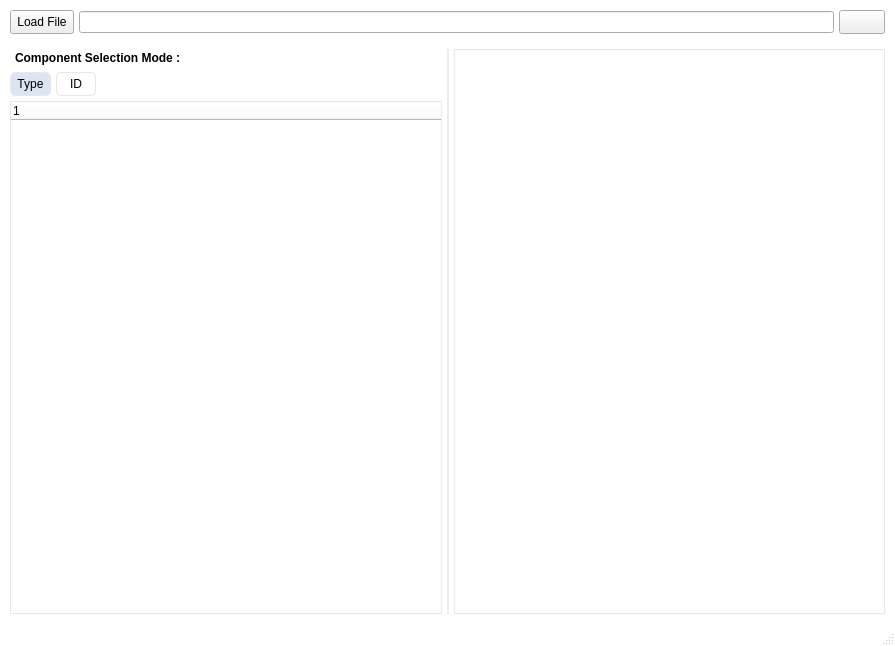
Above: src/Views/QtDesigner/main_window.ui from Yuwen0810/sd-spi-component-visualization before the change. Below: the same form after it.
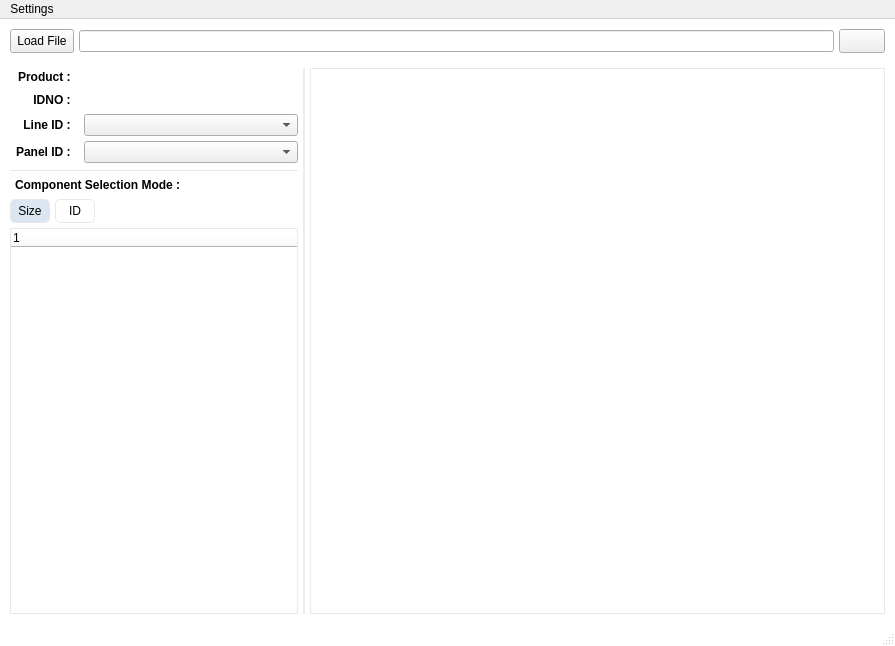
That is the form after the change. Icons and pictures are not drawn. Custom widgets are drawn as their Qt base class.

Commit message: Enhance SPI Component Visualization with new configurations and logging

The edit to the form file:
```diff
--- a/src/Views/QtDesigner/main_window.ui
+++ b/src/Views/QtDesigner/main_window.ui
@@ -189,7 +189,7 @@
          <property name="frameShadow">
           <enum>QFrame::Raised</enum>
          </property>
-         <layout class="QGridLayout" name="gridLayout_3">
+         <layout class="QGridLayout" name="gridLayout_9">
           <property name="leftMargin">
            <number>5</number>
           </property>
@@ -202,10 +202,7 @@
           <property name="bottomMargin">
            <number>5</number>
           </property>
-          <property name="horizontalSpacing">
-           <number>10</number>
-          </property>
-          <property name="verticalSpacing">
+          <property name="spacing">
            <number>5</number>
           </property>
           <item row="0" column="0">
@@ -223,6 +220,12 @@
              <number>2</number>
             </property>
             <widget class="QFrame" name="frame_4">
+             <property name="sizePolicy">
+              <sizepolicy hsizetype="Preferred" vsizetype="Preferred">
+               <horstretch>1</horstretch>
+               <verstretch>0</verstretch>
+              </sizepolicy>
+             </property>
              <property name="frameShape">
               <enum>QFrame::NoFrame</enum>
              </property>
@@ -245,18 +248,154 @@
               <property name="spacing">
                <number>5</number>
               </property>
-              <item row="0" column="0">
-               <widget class="QLabel" name="label">
+              <item row="1" column="0">
+               <widget class="QFrame" name="frame_6">
                 <property name="styleSheet">
-                 <string notr="true">font-weight: bold;
-padding: 2px;</string>
+                 <string notr="true">.QPushButton:checked {
+    background-color: #dce6f2;
+}
+.QPushButton {
+    border: 1px solid #e8e8e8;
+    border-radius: 5px;
+	padding: 4px 6px;
+}
+
+.QPushButton:hover {
+    background-color: #f0f0f0;
+}
+
+</string>
                 </property>
-                <property name="text">
-                 <string>Component Selection Mode : </string>
+                <property name="frameShape">
+                 <enum>QFrame::NoFrame</enum>
                 </property>
+                <property name="frameShadow">
+                 <enum>QFrame::Raised</enum>
+                </property>
+                <layout class="QGridLayout" name="gridLayout_10">
+                 <property name="leftMargin">
+                  <number>0</number>
+                 </property>
+                 <property name="topMargin">
+                  <number>0</number>
+                 </property>
+                 <property name="rightMargin">
+                  <number>0</number>
+                 </property>
+                 <property name="bottomMargin">
+                  <number>0</number>
+                 </property>
+                 <property name="spacing">
+                  <number>5</number>
+                 </property>
+                 <item row="2" column="0">
+                  <widget class="QLabel" name="labelTextLinId">
+                   <property name="styleSheet">
+                    <string notr="true">font-weight: bold;
+padding: 2px;</string>
+                   </property>
+                   <property name="text">
+                    <string>Line ID : </string>
+                   </property>
+                   <property name="alignment">
+                    <set>Qt::AlignRight|Qt::AlignTrailing|Qt::AlignVCenter</set>
+                   </property>
+                  </widget>
+                 </item>
+                 <item row="2" column="1">
+                  <widget class="QComboBox" name="comboBoxLineId">
+                   <property name="sizePolicy">
+                    <sizepolicy hsizetype="Expanding" vsizetype="Fixed">
+                     <horstretch>0</horstretch>
+                     <verstretch>0</verstretch>
+                    </sizepolicy>
+                   </property>
+                  </widget>
+                 </item>
+                 <item row="3" column="0">
+                  <widget class="QLabel" name="labelTextPanelId">
+                   <property name="styleSheet">
+                    <string notr="true">font-weight: bold;
+padding: 2px;</string>
+                   </property>
+                   <property name="text">
+                    <string>Panel ID : </string>
+                   </property>
+                   <property name="alignment">
+                    <set>Qt::AlignRight|Qt::AlignTrailing|Qt::AlignVCenter</set>
+                   </property>
+                  </widget>
+                 </item>
+                 <item row="3" column="1">
+                  <widget class="QComboBox" name="comboBoxPanelId">
+                   <property name="sizePolicy">
+                    <sizepolicy hsizetype="Expanding" vsizetype="Fixed">
+                     <horstretch>0</horstretch>
+                     <verstretch>0</verstretch>
+                    </sizepolicy>
+                   </property>
+                  </widget>
+                 </item>
+                 <item row="1" column="0">
+                  <widget class="QLabel" name="labelIdno_2">
+                   <property name="styleSheet">
+                    <string notr="true">font-weight: bold;
+padding: 2px;</string>
+                   </property>
+                   <property name="text">
+                    <string>IDNO : </string>
+                   </property>
+                   <property name="alignment">
+                    <set>Qt::AlignRight|Qt::AlignTrailing|Qt::AlignVCenter</set>
+                   </property>
+                  </widget>
+                 </item>
+                 <item row="1" column="1">
+                  <widget class="QLabel" name="labelIdno">
+                   <property name="styleSheet">
+                    <string notr="true">font-weight: bold;
+padding: 2px;</string>
+                   </property>
+                   <property name="text">
+                    <string/>
+                   </property>
+                   <property name="alignment">
+                    <set>Qt::AlignLeading|Qt::AlignLeft|Qt::AlignVCenter</set>
+                   </property>
+                  </widget>
+                 </item>
+                 <item row="0" column="0">
+                  <widget class="QLabel" name="labelTextProduct">
+                   <property name="styleSheet">
+                    <string notr="true">font-weight: bold;
+padding: 2px;</string>
+                   </property>
+                   <property name="text">
+                    <string>Product : </string>
+                   </property>
+                   <property name="alignment">
+                    <set>Qt::AlignRight|Qt::AlignTrailing|Qt::AlignVCenter</set>
+                   </property>
+                  </widget>
+                 </item>
+                 <item row="0" column="1">
+                  <widget class="QLabel" name="labelProduct">
+                   <property name="styleSheet">
+                    <string notr="true">font-weight: bold;
+padding: 2px;</string>
+                   </property>
+                   <property name="text">
+                    <string/>
+                   </property>
+                   <property name="alignment">
+                    <set>Qt::AlignLeading|Qt::AlignLeft|Qt::AlignVCenter</set>
+                   </property>
+                  </widget>
+                 </item>
+                </layout>
                </widget>
               </item>
-              <item row="1" column="0">
+              <item row="4" column="0">
                <widget class="QFrame" name="frame_5">
                 <property name="styleSheet">
                  <string notr="true">.QPushButton:checked {
@@ -296,37 +435,6 @@
                  <property name="spacing">
                   <number>5</number>
                  </property>
-                 <item row="1" column="0">
-                  <widget class="QPushButton" name="pushButtonSelectType">
-                   <property name="minimumSize">
-                    <size>
-                     <width>40</width>
-                     <height>0</height>
-                    </size>
-                   </property>
-                   <property name="focusPolicy">
-                    <enum>Qt::NoFocus</enum>
-                   </property>
-                   <property name="styleSheet">
-                    <string notr="true"/>
-                   </property>
-                   <property name="text">
-                    <string>Type</string>
-                   </property>
-                   <property name="checkable">
-                    <bool>true</bool>
-                   </property>
-                   <property name="checked">
-                    <bool>true</bool>
-                   </property>
-                   <property name="autoRepeat">
-                    <bool>false</bool>
-                   </property>
-                   <property name="autoExclusive">
-                    <bool>true</bool>
-                   </property>
-                  </widget>
-                 </item>
                  <item row="1" column="1">
                   <widget class="QPushButton" name="pushButtonSelectId">
                    <property name="minimumSize">
@@ -368,10 +476,52 @@
                    </property>
                   </spacer>
                  </item>
+                 <item row="1" column="0">
+                  <widget class="QPushButton" name="pushButtonSelectSize">
+                   <property name="minimumSize">
+                    <size>
+                     <width>40</width>
+                     <height>0</height>
+                    </size>
+                   </property>
+                   <property name="focusPolicy">
+                    <enum>Qt::NoFocus</enum>
+                   </property>
+                   <property name="styleSheet">
+                    <string notr="true"/>
+                   </property>
+                   <property name="text">
+                    <string>Size</string>
+                   </property>
+                   <property name="checkable">
+                    <bool>true</bool>
+                   </property>
+                   <property name="checked">
+                    <bool>true</bool>
+                   </property>
+                   <property name="autoRepeat">
+                    <bool>false</bool>
+                   </property>
+                   <property name="autoExclusive">
+                    <bool>true</bool>
+                   </property>
+                  </widget>
+                 </item>
                 </layout>
                </widget>
               </item>
-              <item row="2" column="0">
+              <item row="3" column="0">
+               <widget class="QLabel" name="label">
+                <property name="styleSheet">
+                 <string notr="true">font-weight: bold;
+padding: 2px;</string>
+                </property>
+                <property name="text">
+                 <string>Component Selection Mode : </string>
+                </property>
+               </widget>
+              </item>
+              <item row="5" column="0">
                <widget class="QStackedWidget" name="stackedWidgetSelectionMode">
                 <property name="currentIndex">
                  <number>0</number>
@@ -450,11 +600,62 @@
                 </widget>
                </widget>
               </item>
+              <item row="2" column="0">
+               <widget class="Line" name="line">
+                <property name="styleSheet">
+                 <string notr="true">border: none;
+border-bottom: 1px solid #e8e8e8;
+padding: 5px 0px;</string>
+                </property>
+                <property name="orientation">
+                 <enum>Qt::Horizontal</enum>
+                </property>
+               </widget>
+              </item>
              </layout>
             </widget>
-            <widget class="CustomGraphicsView" name="graphicsView">
-             <property name="styleSheet">
-              <string notr="true">QGraphicsView {
+            <widget class="QFrame" name="frame">
+             <property name="sizePolicy">
+              <sizepolicy hsizetype="Preferred" vsizetype="Preferred">
+               <horstretch>2</horstretch>
+               <verstretch>0</verstretch>
+              </sizepolicy>
+             </property>
+             <property name="frameShape">
+              <enum>QFrame::NoFrame</enum>
+             </property>
+             <property name="frameShadow">
+              <enum>QFrame::Raised</enum>
+             </property>
+             <layout class="QGridLayout" name="gridLayout_3">
+              <property name="leftMargin">
+               <number>0</number>
+              </property>
+              <property name="topMargin">
+               <number>0</number>
+              </property>
+              <property name="rightMargin">
+               <number>0</number>
+              </property>
+              <property name="bottomMargin">
+               <number>0</number>
+              </property>
+              <property name="spacing">
+               <number>5</number>
+              </property>
+              <item row="1" column="0">
+               <widget class="CustomGraphicsView" name="graphicsView">
+                <property name="sizePolicy">
+                 <sizepolicy hsizetype="Expanding" vsizetype="Expanding">
+                  <horstretch>0</horstretch>
+                  <verstretch>0</verstretch>
+                 </sizepolicy>
+                </property>
+                <property name="focusPolicy">
+                 <enum>Qt::NoFocus</enum>
+                </property>
+                <property name="styleSheet">
+                 <string notr="true">QGraphicsView {
 	background-color: transparent;
 	border: 1px solid #e8e8e8;
 }
@@ -487,7 +688,13 @@
 	border-radius:3px;
 	margin: 2px;
 }</string>
-             </property>
+                </property>
+                <property name="frameShape">
+                 <enum>QFrame::NoFrame</enum>
+                </property>
+               </widget>
+              </item>
+             </layout>
             </widget>
            </widget>
           </item>
@@ -500,6 +707,28 @@
    </layout>
   </widget>
   <widget class="QStatusBar" name="statusBar"/>
+  <widget class="QMenuBar" name="menuBar">
+   <property name="geometry">
+    <rect>
+     <x>0</x>
+     <y>0</y>
+     <width>895</width>
+     <height>21</height>
+    </rect>
+   </property>
+   <widget class="QMenu" name="menuSettings">
+    <property name="title">
+     <string>Settings</string>
+    </property>
+    <addaction name="actionSetCanvas"/>
+   </widget>
+   <addaction name="menuSettings"/>
+  </widget>
+  <action name="actionSetCanvas">
+   <property name="text">
+    <string>Canvas</string>
+   </property>
+  </action>
  </widget>
  <customwidgets>
   <customwidget>
```
Left out of the diff: 20 changed lines with no effect on the pictures. The commit also changes 25 other files.
